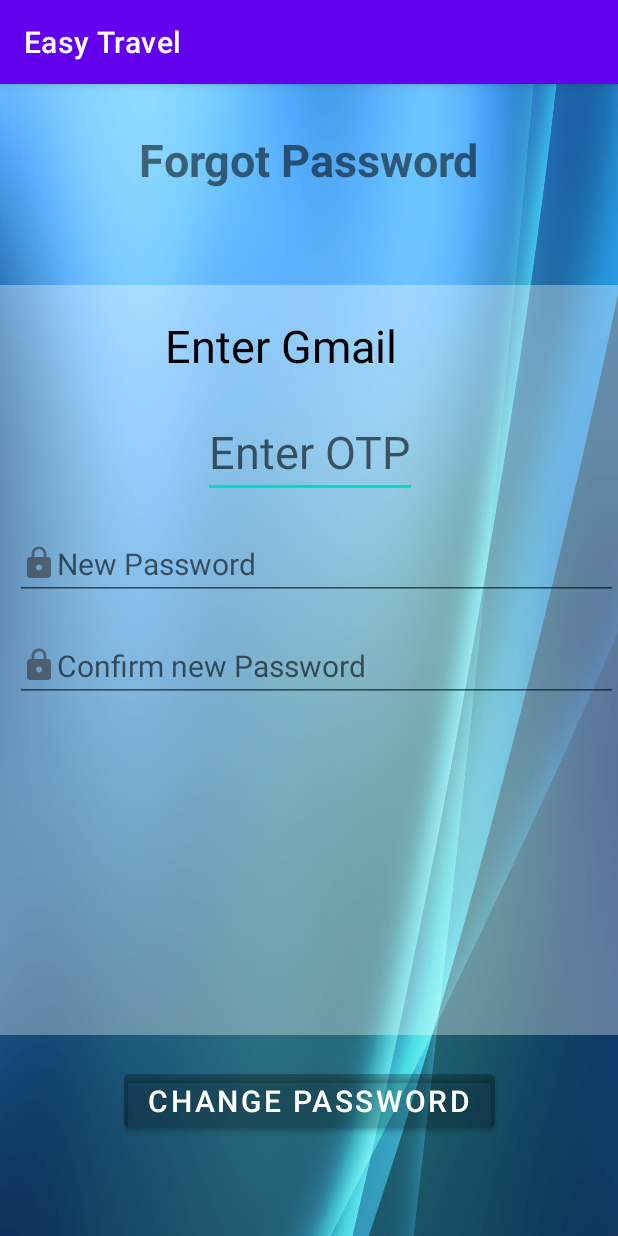
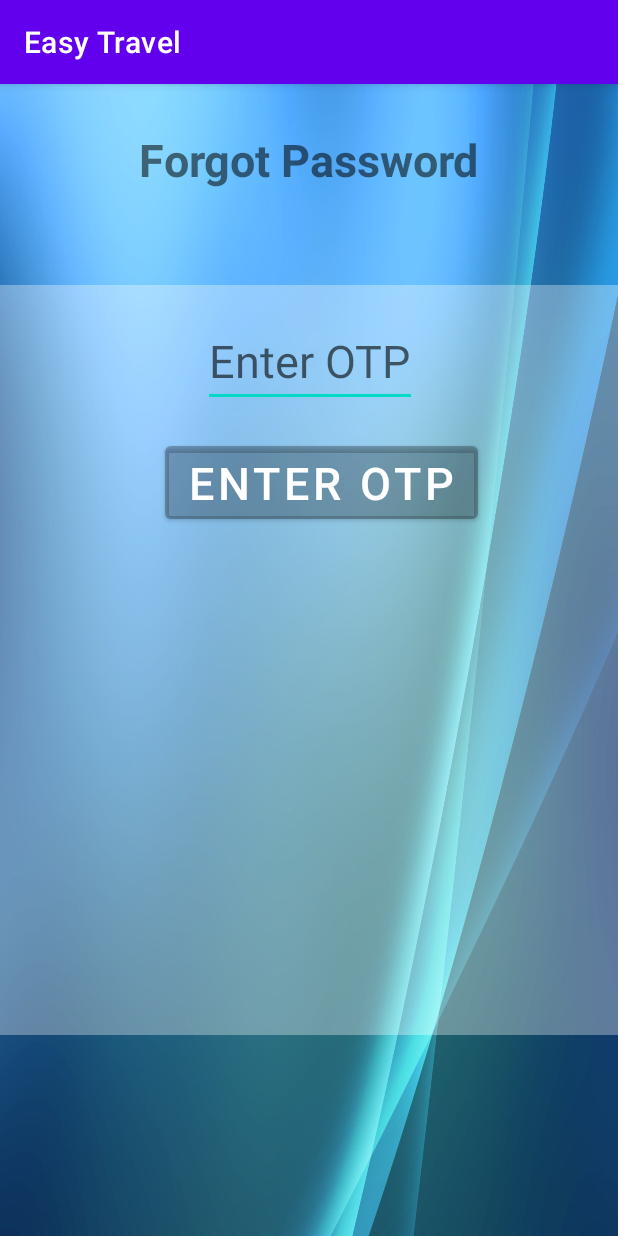
Before and after one commit to gitranjit/EasyTravel, an Android app: the ForgotPassword screen opened directly, with no data from a screen before it, after a tap on "SEND OTP", on a phone screen of 412 x 824 dp. Run offline under Robolectric (Android 15) with nearby library versions, the light colour scheme and no system bars.

Commit message:
Second commit

```diff
--- a/app/src/main/java/com/example/login_register/ForgotPassword.kt
+++ b/app/src/main/java/com/example/login_register/ForgotPassword.kt
@@ -6,6 +6,7 @@ import android.os.Bundle
 import android.view.View
 import android.widget.Button
 import android.widget.EditText
+import android.widget.TextView
 import android.widget.Toast
 import kotlin.random.Random
 
@@ -14,22 +15,45 @@ class ForgotPassword : AppCompatActivity() {
         super.onCreate(savedInstanceState)
         setContentView(R.layout.activity_forgot_password)
 
+        val enterotp=findViewById<EditText>(R.id.etEnterOTP)
+        val changepass=findViewById<Button>(R.id.btnChangePass)
+        val enterotpbtn=findViewById<Button>(R.id.btnEnterOtp)
         val otp= Random.nextInt(1000,9999)+1;
-        val otpbtn =findViewById<Button>(R.id.btnOtp)
-        otpbtn.setOnClickListener {
-            otpbtn.visibility= View.GONE
-           val confirmpass=findViewById<EditText>(R.id.etConfirmPassword)
+        val sendotpbtn =findViewById<Button>(R.id.btnOtp)
+        sendotpbtn.setOnClickListener {
+            sendotpbtn.visibility=View.GONE
+            Toast.makeText(this,otp.toString(),Toast.LENGTH_LONG).show()
+            enterotp.visibility=View.VISIBLE
+            enterotpbtn.visibility=View.VISIBLE
+//            changepass.visibility=View.GONE
+            val mail=findViewById<EditText>(R.id.etUsername)
+            mail.visibility=View.GONE
+            val entermail=findViewById<TextView>(R.id.tvEnterMail)
+            entermail.visibility=View.GONE
+//            val changepass=findViewById<Button>(R.id.btnChangePass)
+//            changepass.visibility=View.VISIBLE
+
+
+
+
+        }
+
+        enterotpbtn.setOnClickListener {
+//
+            enterotp.visibility=View.GONE
+            enterotpbtn.visibility=View.GONE
+
+            val confirmpass=findViewById<EditText>(R.id.etConfirmPassword)
             confirmpass.visibility=View.VISIBLE
             val newpass=findViewById<EditText>(R.id.etNewPassword)
             newpass.visibility=View.VISIBLE
-            val mail=findViewById<EditText>(R.id.etUsername)
-            mail.visibility=View.GONE
-            Toast.makeText(this,otp.toString(),Toast.LENGTH_LONG).show()
+            val changepass=findViewById<Button>(R.id.btnChangePass)
+            changepass.visibility=View.VISIBLE
+//            Toast.makeText(this,"Password Changed",Toast.LENGTH_SHORT).show()
+//            startActivity(Intent(this,MainActivity::class.java))
+        }
 
-        }
-        val changepass=findViewById<Button>(R.id.btnChangePass)
         changepass.setOnClickListener {
-
             Toast.makeText(this,"Password Changed",Toast.LENGTH_SHORT).show()
             startActivity(Intent(this,MainActivity::class.java))
         }
--- a/app/src/main/res/layout/activity_forgot_password.xml
+++ b/app/src/main/res/layout/activity_forgot_password.xml
@@ -41,6 +41,18 @@
             android:textSize="30sp" />
 
         <EditText
+            android:id="@+id/etEnterOTP"
+            android:layout_width="wrap_content"
+            android:layout_height="wrap_content"
+            android:layout_marginLeft="135dp"
+            android:layout_marginTop="20sp"
+            android:hint="Enter OTP"
+            android:inputType="number"
+            android:maxLength="4"
+            android:textSize="30sp"
+            android:visibility="gone" />
+
+        <EditText
             android:id="@+id/etUsername"
             android:layout_width="match_parent"
             android:layout_height="wrap_content"
@@ -61,15 +73,16 @@
             android:text="Send OTP"
             android:textSize="30sp" />
 
-        <EditText
-            android:id="@+id/enterOTP"
+        <Button
+            android:id="@+id/btnEnterOtp"
             android:layout_width="wrap_content"
             android:layout_height="wrap_content"
-            android:layout_marginLeft="135dp"
-            android:inputType="number"
-            android:maxLength="4"
+            android:layout_marginLeft="110dp"
             android:layout_marginTop="20sp"
-            android:hint="Enter OTP"
+            android:backgroundTint="#25000000"
+            android:text="Enter OTP"
+            android:gravity="center"
+            android:visibility="gone"
             android:textSize="30sp" />
 
         <EditText
@@ -97,19 +110,20 @@
             android:paddingTop="30sp"
             android:paddingEnd="20dp"
             android:textSize="20sp" />
+        <Button
+            android:id="@+id/btnChangePass"
+            android:layout_width="wrap_content"
+            android:layout_height="wrap_content"
+            android:layout_marginTop="20sp"
+            android:backgroundTint="#25000000"
+            android:text="@string/change_password"
+            android:textSize="20sp"
+            android:layout_gravity="center"
+            android:visibility="gone"
+            app:layout_constraintTop_toBottomOf="@id/llForgotPass" />
 
 
     </LinearLayout>
 
-    <Button
-        android:id="@+id/btnChangePass"
-        android:layout_width="wrap_content"
-        android:layout_height="wrap_content"
-        android:layout_marginTop="20sp"
-        android:backgroundTint="#25000000"
-        android:text="@string/change_password"
-        android:textSize="20sp"
-        app:layout_constraintLeft_toLeftOf="parent"
-        app:layout_constraintRight_toRightOf="parent"
-        app:layout_constraintTop_toBottomOf="@id/llForgotPass" />
+
 </androidx.constraintlayout.widget.ConstraintLayout>
```
